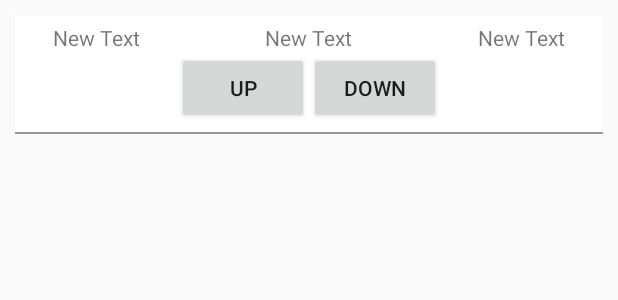
After one commit to jd90/AndroidApp, an Android app: the layout reorder_list_item.xml on its own in the app's theme, with its tools: preview values and no code run, on a phone screen of 412 x 824 dp. The commit adds this screen. Shown: the top 300 px of the screen. Run offline under Robolectric (Android 15) with nearby library versions, the phone set to English and light mode, and no system bars.

Commit message:
06/03/2016

```diff
--- a/ParseStarterProject/src/main/java/com/parse/starter/CustomArrayAdapter2.java
+++ b/ParseStarterProject/src/main/java/com/parse/starter/CustomArrayAdapter2.java
@@ -178,6 +178,7 @@ public class CustomArrayAdapter2 extends ArrayAdapter<Goal> implements View.OnCl
 
     }
 
+
     static class ViewHolder {
         // this enables reuse. recyler view it is called? means that it only has to do a findviewbyid call once then reuse it, saving valuable processing time.
         //this means that things like scrolling etc are smoother
@@ -190,4 +191,7 @@ public class CustomArrayAdapter2 extends ArrayAdapter<Goal> implements View.OnCl
         private ProgressBar percentageBar;
     }
 
+
+
+
 }
--- a/ParseStarterProject/src/main/java/com/parse/starter/Fragment2.java
+++ b/ParseStarterProject/src/main/java/com/parse/starter/Fragment2.java
@@ -10,6 +10,7 @@ import android.widget.ListView;
 
 public class Fragment2 extends ListFragment {
 
+    static CustomArrayAdapter2 adapter;
     // Required empty public constructor
     public Fragment2() {
     }
@@ -22,7 +23,7 @@ public class Fragment2 extends ListFragment {
     public void onCreate(Bundle savedInstanceState) {
         super.onCreate(savedInstanceState);
 
-        CustomArrayAdapter2 adapter = new CustomArrayAdapter2(getActivity(), ProfileMainActivity.goalStore);
+        adapter = new CustomArrayAdapter2(getActivity(), ProfileMainActivity.goalStore);
         setListAdapter(adapter);
 
     }
@@ -52,6 +53,9 @@ public class Fragment2 extends ListFragment {
 
     }
 
+    public static void reload(){
+        adapter.notifyDataSetChanged();
+    }
 
 
 
--- /dev/null
+++ b/ParseStarterProject/src/main/res/layout/reorder_list_item.xml
@@ -0,0 +1,114 @@
+<?xml version="1.0" encoding="utf-8"?>
+
+<LinearLayout
+    xmlns:android="http://schemas.android.com/apk/res/android"
+    android:layout_height="wrap_content"
+    android:layout_width="match_parent"
+    android:paddingLeft="10dp"
+    android:paddingRight="10dp"
+    android:paddingTop="10dp"
+    android:id="@+id/containerShadow"
+    android:orientation="vertical"
+    android:weightSum="1">
+
+    <LinearLayout
+        android:layout_width="match_parent"
+        android:layout_height="wrap_content"
+        android:background="#ff989898">
+
+        <RelativeLayout xmlns:android="http://schemas.android.com/apk/res/android"
+            android:layout_width="match_parent"
+            android:layout_height="wrap_content"
+            android:paddingLeft="25dip"
+            android:paddingRight="25dip"
+            android:paddingTop="5dip"
+            android:paddingBottom="5dip"
+            android:visibility="visible"
+            android:id="@+id/goal_Layout_Relative"
+            android:focusable="false"
+            android:focusableInTouchMode="false"
+            android:clickable="false"
+            android:longClickable="true"
+            android:background="#ffffffff"
+            android:layout_marginBottom="1dp"
+
+            >
+
+            <!--android:translationZ="20dp"
+            android:elevation="20dp" -->
+
+
+
+            <TextView
+                android:layout_width="wrap_content"
+                android:layout_height="wrap_content"
+                android:text="New Text"
+                android:id="@+id/goalTitle"
+                android:layout_alignParentTop="true"
+                android:layout_alignParentLeft="true"
+                android:layout_alignParentStart="true"
+                android:focusable="false"
+                />
+            <TextView
+                android:layout_width="wrap_content"
+                android:layout_height="wrap_content"
+                android:text="New Text"
+                android:id="@+id/goalTargets"
+                android:layout_alignParentTop="true"
+                android:layout_centerHorizontal="true"
+                android:focusable="false"
+                />
+            <TextView
+                android:layout_width="wrap_content"
+                android:layout_height="wrap_content"
+                android:text="New Text"
+                android:id="@+id/goalPercent"
+                android:layout_alignParentTop="true"
+                android:layout_alignParentRight="true"
+                android:layout_alignParentEnd="true"
+                android:focusable="false"
+                />
+
+
+
+            <LinearLayout
+                android:orientation="horizontal"
+                android:layout_width="match_parent"
+                android:layout_height="wrap_content"
+                android:layout_below="@+id/goalTitle"
+                android:id="@+id/buttonsLayout"
+                android:focusable="false"
+                android:focusableInTouchMode="false"
+                android:clickable="false"
+                android:gravity="center_horizontal">
+<LinearLayout
+    android:layout_width="wrap_content"
+    android:layout_height="wrap_content"
+    android:id="@+id/upcont"
+    android:layout_gravity="start">
+                <Button
+                    android:layout_width="wrap_content"
+                    android:layout_height="wrap_content"
+                    android:id="@+id/up"
+                    android:text="UP" />
+            </LinearLayout>
+<LinearLayout
+    android:layout_width="wrap_content"
+    android:layout_height="wrap_content"
+    android:layout_gravity="end"
+    android:orientation="horizontal"
+    android:id="@+id/downcont"
+    android:gravity="right">
+                <Button
+                    android:layout_width="wrap_content"
+                    android:layout_height="wrap_content"
+                    android:id="@+id/down"
+                    android:text="DOWN"/>
+            </LinearLayout>
+            </LinearLayout>
+
+        </RelativeLayout>
+
+    </LinearLayout>
+
+</LinearLayout>
```
Also changed, not shown: ParseStarterProject/src/main/AndroidManifest.xml (+9 -1 lines), ParseStarterProject/src/main/java/com/parse/starter/CustomArrayAdapter5.java (added, +127 -0 lines), ParseStarterProject/src/main/java/com/parse/starter/FutureGoals.java (+27 -22 lines), ParseStarterProject/src/main/java/com/parse/starter/GoalStore1.java (+29 -4 lines), ParseStarterProject/src/main/java/com/parse/starter/ProfileMainActivity.java (+36 -3 lines), ParseStarterProject/src/main/java/com/parse/starter/ReorderPage.java (added, +39 -0 lines), ParseStarterProject/src/main/res/drawable/more_button.xml (added, +7 -0 lines), ParseStarterProject/src/main/res/drawable/plus23_button.xml (added, +7 -0 lines), ParseStarterProject/src/main/res/layout/rename_delete.xml (deleted, +0 -24 lines), ParseStarterProject/src/main/res/menu/menu_main.xml (+12 -5 lines), 30 other files.
